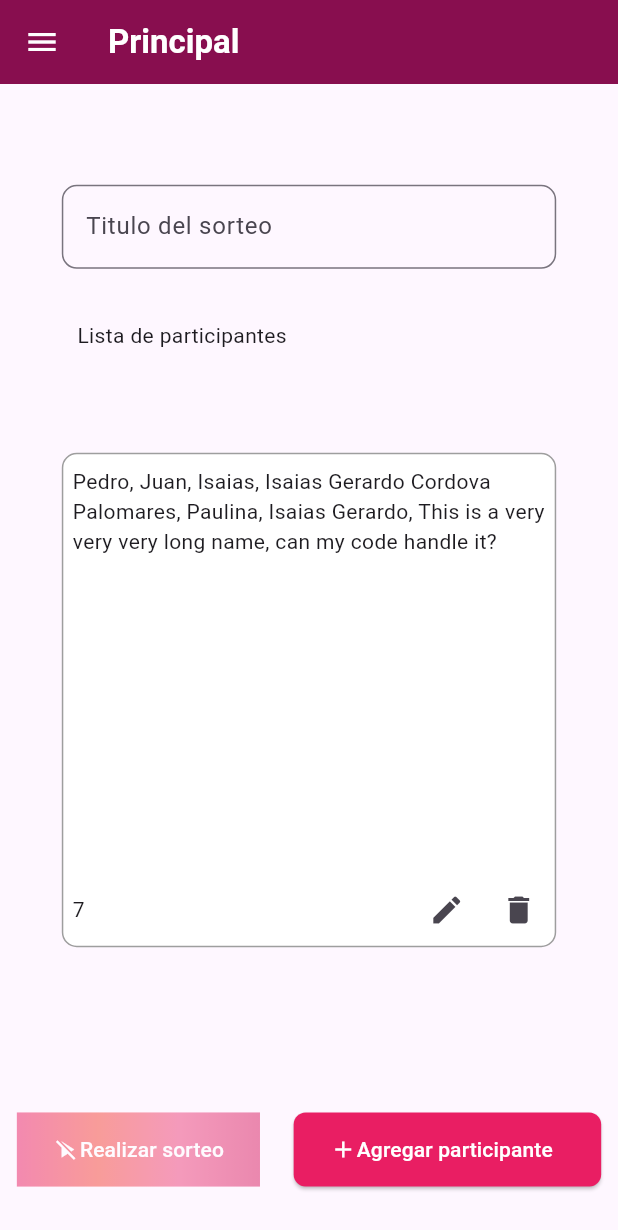
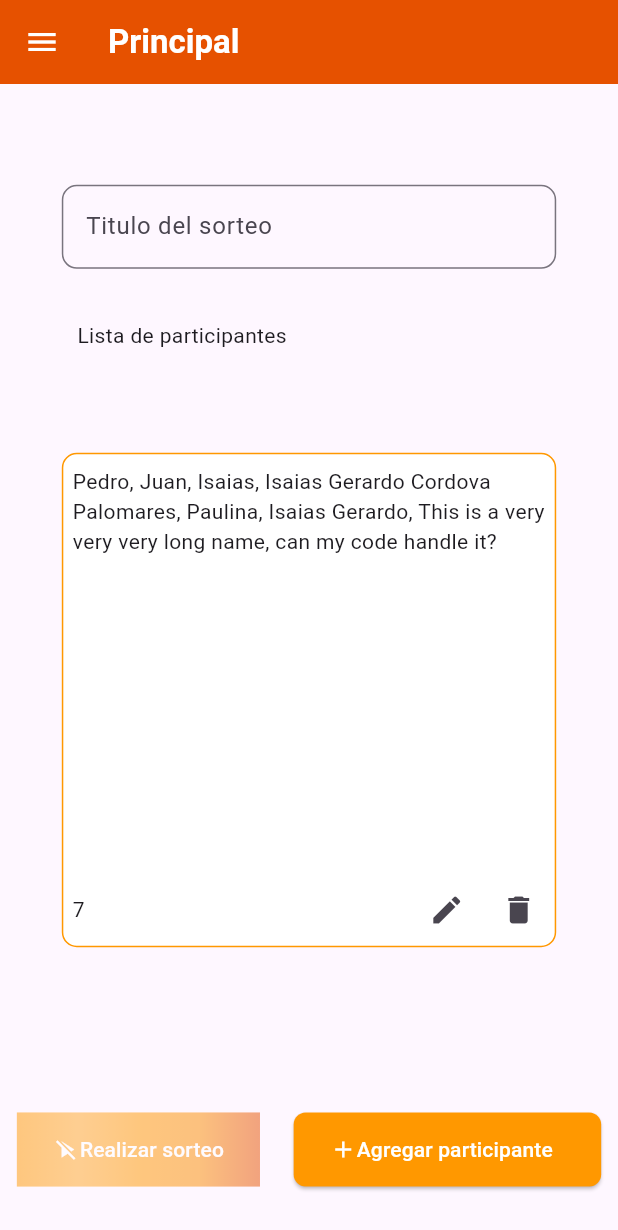
Before and after one commit to cordobash/sorteame_app, a Flutter app: the screen it shows after launch, in the side drawer, after a tap on the "delete" icon, on a phone screen of 412 x 824 dp. Shown: the top 1230 px of the screen. Run offline on Flutter 3.47's test engine with Material 3 defaults, Android fonts, the light colour scheme and no system bars; our stand-ins replace confetti, file_picker, hive, hive_flutter, simple_icons, timer_count_down; missing offline and left inert: mailto; accounts and stored records are empty.

Commit message:
Se creo una variable global para los colores, falta implementar su funcionalidad en los ajustes pero en las pruebas manuales los elementos ya se adaptan a los diversos colores

```diff
--- a/lib/main.dart
+++ b/lib/main.dart
@@ -18,6 +18,8 @@ import 'package:app_sorteos/models/Archivo.dart';
 import 'package:app_sorteos/models/Sorteo.dart';
 
 void main(List<String> args) async {
+  // Colors inicial
+  colorGlobal = Colors.orange;
   await Hive.initFlutter();
   Hive.registerAdapter(SorteoAdapter());
   // Abriendo la box
@@ -56,13 +58,15 @@ class _MyAppState extends State<MyApp> {
   bool _activarErrorTextAnadirParticipante = false;
 
   // Manejo de campos vacios
-  Color _colorContenedorBorder = Colors.grey;
+  Color _colorContenedorBorder = colorGlobal;
   bool? _visibleLabel = false;
+
   final List<Color> _gradienteRosaRojoAzul = [
-    Colors.pink,
-    Colors.red.shade500,
-    Colors.pink.shade400,
-    Colors.pink.shade600,
+    colorGlobal,
+    colorGlobal.shade400,
+    colorGlobal.shade500,
+    colorGlobal.shade600,
+    colorGlobal.shade900,
   ];
 
   final List<String> _titulosSuperior = [
@@ -85,7 +89,6 @@ class _MyAppState extends State<MyApp> {
   void cambiarPagina(int indice) {
     setState(() {
       _selectedIndex = indice;
-      visibleFloating = (indice == 0) ? true : false;
     });
   }
 
@@ -116,7 +119,6 @@ class _MyAppState extends State<MyApp> {
       "Isaias Gerardo",
       "This is a very very very long name, can my code handle it?"
     ];
-    visibleFloating = false;
   }
 
   @override
@@ -146,9 +148,7 @@ class _MyAppState extends State<MyApp> {
             '${_titulosSuperior[_selectedIndex]}',
             style: TextStyle(color: Colors.white, fontWeight: FontWeight.bold),
           ),
-          backgroundColor: (temaOscuro == false)
-              ? Colors.pink.shade900
-              : Colors.grey.shade900,
+          backgroundColor: colorGlobal.shade900,
           centerTitle: false,
         ),
         body: (_selectedIndex == 0)
@@ -156,7 +156,7 @@ class _MyAppState extends State<MyApp> {
             : _listaWidgets[_selectedIndex],
         drawer: Drawer(
           shape: ShapeBorder.lerp(null, null, 15.0),
-          backgroundColor: (temaOscuro == false) ? Colors.white : Colors.black,
+          backgroundColor: Colors.white,
           shadowColor: Colors.white,
           semanticLabel: 'Drawer',
           surfaceTintColor: Colors.yellow,
@@ -171,23 +171,15 @@ class _MyAppState extends State<MyApp> {
                       fontSize: 20,
                       fontWeight: FontWeight.w700),
                 ),
-                decoration: BoxDecoration(
-                  color: (temaOscuro == false)
-                      ? Colors.pink
-                      : Colors.grey.shade900,
-                ),
+                decoration: BoxDecoration(color: colorGlobal),
               ),
               Builder(builder: (context) {
                 return ListTile(
                   leading: Icon(
                     Icons.menu,
                     color: (_selectedIndex == 0)
-                        ? (temaOscuro == false)
-                            ? Colors.pink
-                            : Colors.pink
-                        : (temaOscuro == false)
-                            ? Colors.pink.shade900
-                            : Colors.white,
+                        ? colorGlobal
+                        : colorGlobal.shade900,
                   ),
                   selected: (_selectedIndex == 0) ? true : false,
                   onTap: () {
@@ -196,7 +188,7 @@ class _MyAppState extends State<MyApp> {
                       Navigator.pop(context);
                     });
                   },
-                  selectedColor: Colors.pinkAccent,
+                  selectedColor: colorGlobal,
                   title: const Text('Principal'),
                 );
               }),
@@ -205,12 +197,8 @@ class _MyAppState extends State<MyApp> {
                   leading: Icon(
                     Icons.history,
                     color: (_selectedIndex == 1)
-                        ? (temaOscuro == false)
-                            ? Colors.pink
-                            : Colors.pink
-                        : (temaOscuro == false)
-                            ? Colors.pink.shade900
-                            : Colors.white,
+                        ? colorGlobal
+                        : colorGlobal.shade900,
                   ),
                   onTap: () {
                     setState(() {
@@ -219,7 +207,7 @@ class _MyAppState extends State<MyApp> {
                     });
                   },
                   selected: (_selectedIndex == 1) ? true : false,
-                  selectedColor: Colors.pink,
+                  selectedColor: colorGlobal,
                   title: const Text('Resultados anteriores'),
                 );
               }),
@@ -228,12 +216,8 @@ class _MyAppState extends State<MyApp> {
                   leading: Icon(
                     Icons.settings,
                     color: (_selectedIndex == 2)
-                        ? (temaOscuro == false)
-                            ? Colors.pink
-                            : Colors.pink
-                        : (temaOscuro == false)
-                            ? Colors.pink.shade900
-                            : Colors.white,
+                        ? colorGlobal
+                        : colorGlobal.shade900,
                   ),
                   onTap: () {
                     setState(() {
@@ -242,7 +226,7 @@ class _MyAppState extends State<MyApp> {
                     });
                   },
                   selected: (_selectedIndex == 2) ? true : false,
-                  selectedColor: Colors.pink,
+                  selectedColor: colorGlobal,
                   title: const Text('Ajustes'),
                 );
               }),
@@ -251,12 +235,8 @@ class _MyAppState extends State<MyApp> {
                   leading: Icon(
                     Icons.message,
                     color: (_selectedIndex == 3)
-                        ? (temaOscuro == false)
-                            ? Colors.pink
-                            : Colors.pink
-                        : (temaOscuro == false)
-                            ? Colors.pink.shade900
-                            : Colors.white,
+                        ? colorGlobal
+                        : colorGlobal.shade900,
                   ),
                   selected: (_selectedIndex == 3) ? true : false,
                   onTap: () {
@@ -265,7 +245,7 @@ class _MyAppState extends State<MyApp> {
                       Navigator.pop(context);
                     });
                   },
-                  selectedColor: Colors.pink,
+                  selectedColor: colorGlobal,
                   title: const Text('Acerca de'),
                 );
               }),
@@ -417,7 +397,7 @@ class _MyAppState extends State<MyApp> {
             ],
           ),
           style: ElevatedButton.styleFrom(
-            backgroundColor: Colors.pink,
+            backgroundColor: colorGlobal,
             shape: RoundedRectangleBorder(
               borderRadius: BorderRadius.circular(8),
             ),
--- a/lib/models/boxes.dart
+++ b/lib/models/boxes.dart
@@ -8,14 +8,12 @@ List<String> listaParticipantes = List.empty(growable: true);
 bool eliminarTodos = true;
 bool activarAnimacion = true;
 bool nombresDuplicados = true;
-bool temaOscuro = false;
 bool mostrarDialogoConfirmacion = true;
 int limiteParticipantes = 50;
 List<int> listaConteo = [3, 5, 7, 10];
 int cuentaRegresiva = listaConteo.first;
-bool visibleFloating = true;
 bool visibleFloatingAnteriores = (boxSorteo.isNotEmpty) ? true : false;
 String? ganadorSorteo;
 String vTituloSorteo = '';
-
 double? opacidadCuentaRegresiva = 1.0;
+late dynamic colorGlobal;
--- a/lib/pages/about_page.dart
+++ b/lib/pages/about_page.dart
@@ -2,6 +2,7 @@ import 'package:flutter/material.dart';
 import 'package:url_launcher/url_launcher.dart';
 import 'package:simple_icons/simple_icons.dart';
 import 'package:mailto/mailto.dart';
+import 'package:app_sorteos/models/boxes.dart';
 
 class AboutPage extends StatelessWidget {
   AboutPage({Key? key});
@@ -29,7 +30,7 @@ class AboutPage extends StatelessWidget {
             padding: EdgeInsets.only(top: 20),
             child: Container(
               decoration: BoxDecoration(
-                color: Colors.pink,
+                color: colorGlobal,
                 borderRadius: BorderRadius.circular(10),
               ),
               child: Container(
--- a/lib/pages/anteriores_page.dart
+++ b/lib/pages/anteriores_page.dart
@@ -38,7 +38,8 @@ class _AnterioresPageState extends State<AnterioresPage> {
                       int indiceMes = sort.getFechaSorteo()!.month;
                       String _formatoMinuto =
                           sort.validarMinutos(sort.getFechaSorteo()!.minute);
-                      visibleFloating = (boxSorteo.isNotEmpty) ? true : false;
+                      visibleFloatingAnteriores =
+                          (boxSorteo.isNotEmpty) ? true : false;
                       return ListTile(
                         title: _contenedorResultados(
                             tituloSorteo: sort.getTitulo(),
@@ -58,7 +59,7 @@ class _AnterioresPageState extends State<AnterioresPage> {
             ),
       floatingActionButton: (visibleFloatingAnteriores)
           ? FloatingActionButton(
-              backgroundColor: Colors.pink.shade900,
+              backgroundColor: colorGlobal.shade900,
               onPressed: () => {},
               child: IconButton(
                 onPressed: () => showDialog(
@@ -148,7 +149,7 @@ class _AnterioresPageState extends State<AnterioresPage> {
                             fontWeight: FontWeight.bold, fontSize: 17),
                       ),
                       IconButton(
-                        color: Colors.red,
+                        color: Colors.red.shade900,
                         hoverColor: Colors.grey.shade500,
                         iconSize: 30,
                         onPressed: () => {
@@ -158,7 +159,7 @@ class _AnterioresPageState extends State<AnterioresPage> {
                               visibleFloatingAnteriores = false;
                               _cajaVacia = true;
                             } else {
-                              visibleFloating = true;
+                              visibleFloatingAnteriores = true;
                             }
                           })
                         },
--- a/lib/pages/settings_page.dart
+++ b/lib/pages/settings_page.dart
@@ -165,7 +165,7 @@ class SettingsPageState extends State<SettingsPage> {
                                 ),
                                 Row(
                                   mainAxisAlignment:
-                                      MainAxisAlignment.spaceAround,
+                                      MainAxisAlignment.spaceEvenly,
                                   children: [
                                     _contenedorColor(Colors.red),
                                     _contenedorColor(Colors.pink),
@@ -210,7 +210,7 @@ class SettingsPageState extends State<SettingsPage> {
                                     style: _estiloPersonalizado,
                                   ),
                                   _switchWidget(() => {},
-                                      disparador: temaOscuro,
+                                      disparador: false,
                                       activarDisparador: false)
                                 ],
                               ),
@@ -273,7 +273,7 @@ class SettingsPageState extends State<SettingsPage> {
     return Switch(
       value: disparador,
       activeColor: Colors.white,
-      activeTrackColor: Colors.pink.shade900,
+      activeTrackColor: colorGlobal.shade900,
       onChanged: (_) => {
         if (activarDisparador)
           {
```
